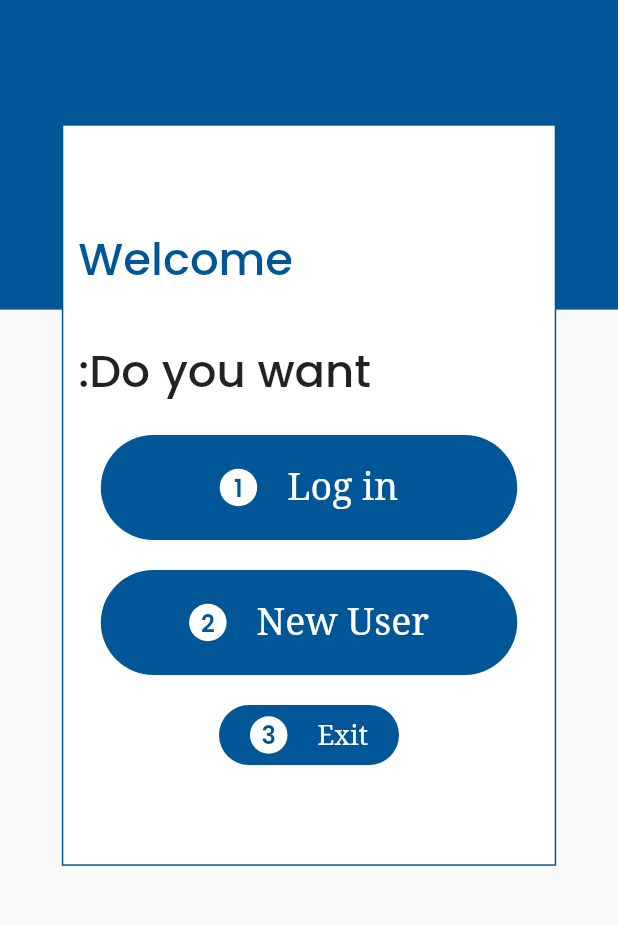
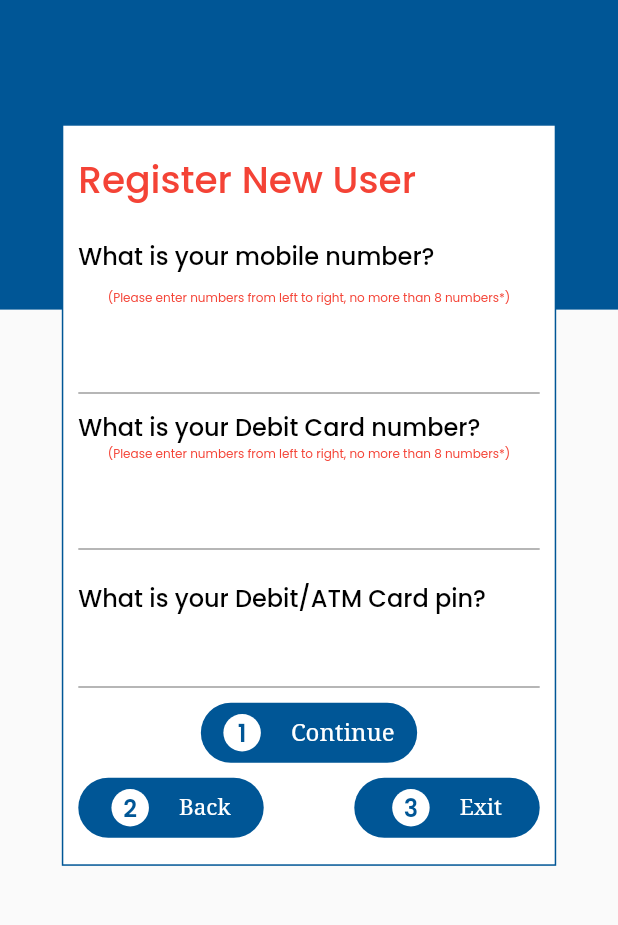
Before and after one commit to Shahzad-Official/ara_smart_app, a Flutter app: the screen it shows after launch, after a tap on an icon or button, on a phone screen of 412 x 824 dp, the part 123-1048 px from its top. Run offline on Flutter 3.47's test engine with Material 2 defaults, Android fonts, the light colour scheme and no system bars; our stand-ins replace flutter_spinkit, flutter_svg, get, google_fonts, speech_to_text.

Commit message:
Registration Screen

```diff
--- a/lib/views/register_screens/login.dart
+++ b/lib/views/register_screens/login.dart
@@ -7,6 +7,7 @@
 import '../../widgets/background_screen.dart';
 import 'if_exit.dart';
 import 'login_screen3.dart';
+import 'new_user_registration.dart';
 
 class Login extends StatelessWidget {
   const Login({Key? key}) : super(key: key);
@@ -24,9 +25,9 @@
                   mainAxisAlignment: MainAxisAlignment.center,
                   children: [
                     Row(
-                      children: [
+                      children: const [
                         Padding(
-                          padding: const EdgeInsets.only(left: 10.0, right: 10),
+                          padding: EdgeInsets.only(left: 10.0, right: 10),
                           child: AppText(
                             text: "Welcome",
                             fontWeight: FontWeight.w500,
@@ -36,13 +37,13 @@
                         ),
                       ],
                     ),
-                    SizedBox(
+                    const SizedBox(
                       height: 30,
                     ),
                     Row(
-                      children: [
+                      children: const [
                         Padding(
-                          padding: const EdgeInsets.only(left: 10.0, right: 10),
+                          padding: EdgeInsets.only(left: 10.0, right: 10),
                           child: AppText(
                             text: ":Do you want",
                             fontWeight: FontWeight.w500,
@@ -53,13 +54,13 @@
                     ),
                     Column(
                       children: [
-                        SizedBox(
+                        const SizedBox(
                           height: 20,
                         ),
                         InkWell(
                           onTap: () {
                             Get.to(
-                              LoginScreen3(),
+                              const LoginScreen3(),
                             );
                           },
                           child: Padding(
@@ -75,11 +76,13 @@
                             ),
                           ),
                         ),
-                        SizedBox(
+                        const SizedBox(
                           height: 20,
                         ),
                         InkWell(
-                          onTap: () {},
+                          onTap: () {
+                            Get.to(const NewUserRegistration());
+                          },
                           child: Padding(
                             padding:
                                 const EdgeInsets.only(left: 25.0, right: 25),
@@ -93,12 +96,12 @@
                             ),
                           ),
                         ),
-                        SizedBox(
+                        const SizedBox(
                           height: 20,
                         ),
                         InkWell(
                           onTap: () {
-                            Get.to(ExitScreen());
+                            Get.to(const ExitScreen());
                           },
                           child: CustomButton(
                             text: "Exit",
--- /dev/null
+++ b/lib/views/register_screens/new_user_registration.dart
@@ -0,0 +1,144 @@
+import 'package:ara_smart_app/constants/app_colors.dart';
+import 'package:ara_smart_app/widgets/app_button.dart';
+import 'package:ara_smart_app/widgets/app_text.dart';
+import 'package:ara_smart_app/widgets/background_screen.dart';
+import 'package:flutter/material.dart';
+
+class NewUserRegistration extends StatelessWidget {
+  const NewUserRegistration({Key? key}) : super(key: key);
+
+  @override
+  Widget build(BuildContext context) {
+    return ColoredBox(
+      color: AppColors.primaryColor,
+      child: SafeArea(
+        child: Scaffold(
+          body: BackgroundScreen(
+            child: Padding(
+              padding: const EdgeInsets.only(left: 10.0, right: 10),
+              child: Column(
+                mainAxisAlignment: MainAxisAlignment.center,
+                children: [
+                  Row(
+                    children: const [
+                      AppText(
+                        text: "Register New User",
+                        fontSize: 25,
+                        fontWeight: FontWeight.w500,
+                        color: Colors.red,
+                      ),
+                    ],
+                  ),
+                  const SizedBox(
+                    height: 20,
+                  ),
+                  Row(
+                    children: const [
+                      AppText(
+                        text: "What is your mobile number?",
+                        fontSize: 16,
+                        fontWeight: FontWeight.w500,
+                        color: Colors.black,
+                      ),
+                    ],
+                  ),
+                  const SizedBox(
+                    height: 10,
+                  ),
+                  const AppText(
+                    text:
+                        "(Please enter numbers from left to right, no more than 8 numbers*)",
+                    fontSize: 8,
+                    color: Colors.red,
+                  ),
+                  const SizedBox(
+                    height: 10,
+                  ),
+                  TextFormField(),
+                  const SizedBox(
+                    height: 10,
+                  ),
+                  Row(
+                    children: const [
+                      AppText(
+                        text: "What is your Debit Card number?",
+                        fontSize: 16,
+                        fontWeight: FontWeight.w500,
+                        color: Colors.black,
+                      ),
+                    ],
+                  ),
+                  const AppText(
+                    text:
+                        "(Please enter numbers from left to right, no more than 8 numbers*)",
+                    fontSize: 8,
+                    color: Colors.red,
+                  ),
+                  const SizedBox(
+                    height: 10,
+                  ),
+                  TextFormField(),
+                  const SizedBox(
+                    height: 20,
+                  ),
+                  Row(
+                    children: const [
+                      AppText(
+                        text: "What is your Debit/ATM Card pin?",
+                        fontSize: 16,
+                        fontWeight: FontWeight.w500,
+                        color: Colors.black,
+                      ),
+                    ],
+                  ),
+                  TextFormField(),
+                  const SizedBox(
+                    height: 10,
+                  ),
+                  InkWell(
+                    onTap: () {},
+                    child: CustomButton(
+                        text: "Continue",
+                        num: "1",
+                        height: 40,
+                        color: Colors.white,
+                        fontSize: 16,
+                        width: MediaQuery.of(context).size.width * 0.35),
+                  ),
+                  const SizedBox(
+                    height: 10,
+                  ),
+                  Row(
+                    mainAxisAlignment: MainAxisAlignment.spaceBetween,
+                    children: [
+                      InkWell(
+                        onTap: () {},
+                        child: CustomButton(
+                            text: "Back",
+                            num: "2",
+                            height: 40,
+                            color: Colors.white,
+                            fontSize: 15,
+                            width: MediaQuery.of(context).size.width * 0.30),
+                      ),
+                      InkWell(
+                        onTap: () {},
+                        child: CustomButton(
+                            text: "Exit",
+                            num: "3",
+                            height: 40,
+                            color: Colors.white,
+                            fontSize: 15,
+                            width: MediaQuery.of(context).size.width * 0.30),
+                      ),
+                    ],
+                  )
+                ],
+              ),
+            ),
+          ),
+        ),
+      ),
+    );
+  }
+}
```
Also changed, not shown: lib/views/register_screens/login_screen3.dart (+6 -1 lines), lib/views/register_screens/login_with_fingerprint.dart (added, +102 -0 lines).
